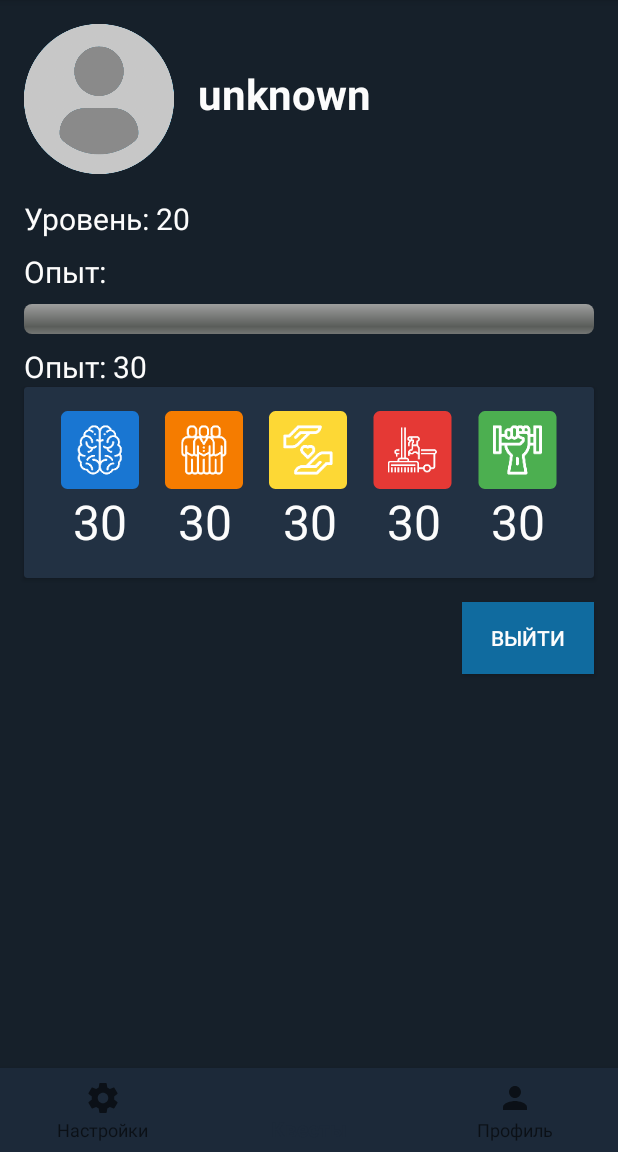
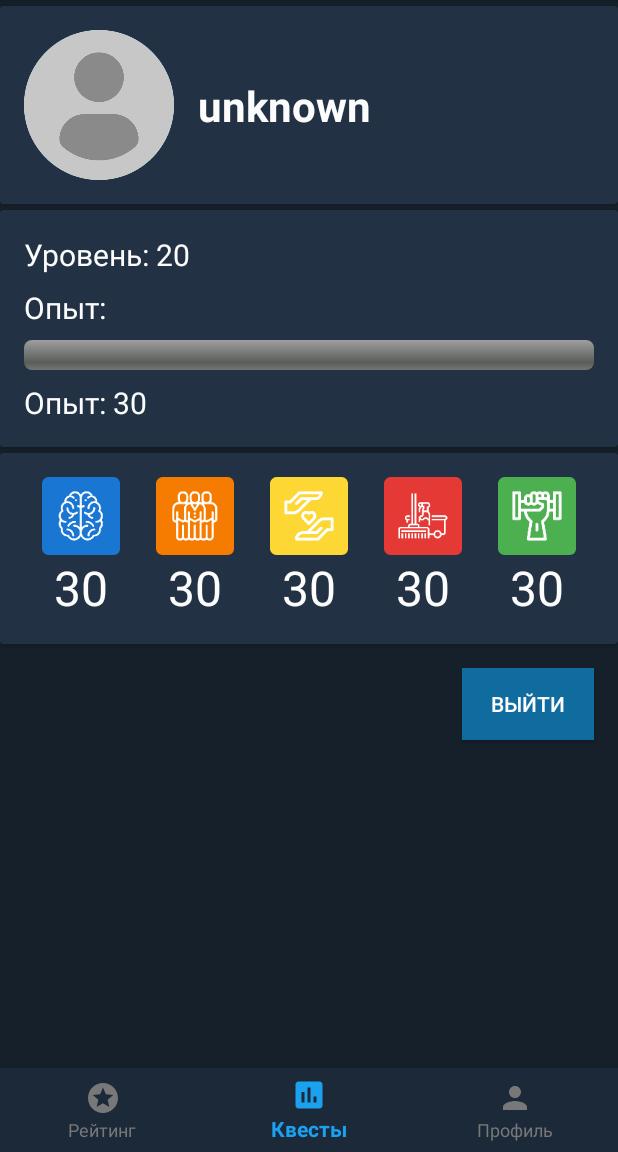
Before and after one commit to antihypecorp/TestProject2, an Android app: the fragment DashFragment placed in its activity, on a phone screen of 412 x 824 dp, the part 84-1236 px from its top. Run offline under Robolectric (Android 15) with nearby library versions, the phone set to English and light mode, and no system bars; our stand-ins replace Room's generated code; libraries missing offline, so code that uses them is left out: android.arch.persistence, com.sasank.roundedhorizontalprogress; plain views replace RoundedHorizontalProgressBar; 4 statements that could not run were skipped.

Commit message:
Увше скуфеу ефыл игеещт2

```diff
--- a/app/src/main/java/com/example/korzhik/testproject/DashFragment.java
+++ b/app/src/main/java/com/example/korzhik/testproject/DashFragment.java
@@ -17,6 +17,8 @@ import android.widget.Button;
 import android.widget.ImageView;
 import android.widget.TextView;
 import android.widget.Toast;
+
+import com.sasank.roundedhorizontalprogress.RoundedHorizontalProgressBar;
 
 import java.io.IOException;
 import java.util.List;
@@ -40,6 +42,7 @@ public class DashFragment extends Fragment {//профиль
     private TextView homeValue;
     private TextView healthValue;
     private Button btnLogout;
+    private RoundedHorizontalProgressBar pb;
 
     public String fullname;
     public int common;
@@ -58,6 +61,7 @@ public class DashFragment extends Fragment {//профиль
     ImageView chars[] = new ImageView[5];
 
     View v;
+    private StoreProfileInfo spi;
 
     @Nullable
     @Override
@@ -95,6 +99,8 @@ public class DashFragment extends Fragment {//профиль
         chars[3] = v.findViewById(R.id.char_housekeeping);
         chars[4] = v.findViewById(R.id.char_health);
 
+        pb = v.findViewById(R.id.exp_bar);
+
         iqValue = v.findViewById(R.id.value_intelligence);
         socialValue = v.findViewById(R.id.value_social);
         charityValue = v.findViewById(R.id.value_friendly);
@@ -112,6 +118,20 @@ public class DashFragment extends Fragment {//профиль
 
         btnLogout = v.findViewById(R.id.button_logout);
 
+
+
+        float numbar = number;
+        float maxlvl = (number / 100 + 1) * 100;
+        float barint = (numbar / maxlvl) * 100;
+        pb.animateProgress(1000, 0, 80);
+
+
+//        spi = new StoreProfileInfo();
+//        try {
+//            spi.getAndSaveProfileInfo(getActivity().getApplicationContext());
+//        } catch (IOException e) {
+//            e.printStackTrace();
+//        }
 
 
         // Кнопка выхода
--- /dev/null
+++ b/app/src/main/java/com/example/korzhik/testproject/ExitDialog.java
@@ -0,0 +1,29 @@
+package com.example.korzhik.testproject;
+
+import android.app.AlertDialog;
+import android.app.Dialog;
+import android.content.DialogInterface;
+import android.os.Bundle;
+import android.support.v4.app.DialogFragment;
+
+public class ExitDialog extends DialogFragment {
+    @Override
+    public Dialog onCreateDialog(Bundle savedInstanceState) {
+        AlertDialog.Builder builder = new AlertDialog.Builder(getActivity());
+
+        builder.setMessage("Вы действительно хотите выйти?")
+                .setPositiveButton("ДА", new DialogInterface.OnClickListener() {
+                    public void onClick(DialogInterface dialog, int id) {
+                        getActivity().finish();
+                        getActivity().moveTaskToBack(true);
+
+                    }
+                })
+                .setNegativeButton("НЕТ", new DialogInterface.OnClickListener() {
+                    public void onClick(DialogInterface dialog, int id) {
+                    }
+                });
+        return builder.create();
+    }
+
+}
--- a/app/src/main/java/com/example/korzhik/testproject/LoginActivity.java
+++ b/app/src/main/java/com/example/korzhik/testproject/LoginActivity.java
@@ -37,7 +37,6 @@ public class LoginActivity extends AppCompatActivity {
         super.onCreate(savedInstanceState);
         setContentView(R.layout.activity_login);
         spi = new StoreProfileInfo();
-
         // К приватным переменным привязываем элементы верстки
         etUsername = findViewById(R.id.etUsername);
         etPassword = findViewById(R.id.etPassword);
--- a/app/src/main/java/com/example/korzhik/testproject/LoginMainActivity.java
+++ b/app/src/main/java/com/example/korzhik/testproject/LoginMainActivity.java
@@ -2,11 +2,9 @@ package com.example.korzhik.testproject;
 
 import android.content.Intent;
 import android.content.SharedPreferences;
+import android.os.Bundle;
 import android.preference.PreferenceManager;
 import android.support.v7.app.AppCompatActivity;
-import android.os.Bundle;
-import android.widget.Button;
-import android.widget.Toast;
 
 import java.io.IOException;
 
@@ -40,9 +38,7 @@ public class LoginMainActivity extends AppCompatActivity {
         username = preferences.getString("username", "unknown");
         token = preferences.getString("token", "unknown");
 
-        sqi.getAndSaveQuestInfo( getApplication() );
-
-
+        sqi.getAndSaveQuestInfo(getApplication());
 
 
         // Начали запрос
@@ -75,7 +71,7 @@ public class LoginMainActivity extends AppCompatActivity {
                         Intent intentEnter = new Intent(
                                 LoginMainActivity.this,
                                 MainActivity.class);
-                            startActivity(intentEnter);
+                        startActivity(intentEnter);
                     }
                 } catch (IOException e) {
                     e.printStackTrace();
@@ -93,6 +89,8 @@ public class LoginMainActivity extends AppCompatActivity {
 
     @Override
     public void onBackPressed() {
+        finish();
+    }
 
-    }
+
 }
--- a/app/src/main/java/com/example/korzhik/testproject/MainActivity.java
+++ b/app/src/main/java/com/example/korzhik/testproject/MainActivity.java
@@ -1,8 +1,12 @@
 package com.example.korzhik.testproject;
 
+import android.app.AlertDialog;
+import android.app.Dialog;
+import android.content.DialogInterface;
 import android.os.Bundle;
 import android.support.annotation.NonNull;
 import android.support.design.widget.BottomNavigationView;
+import android.support.v4.app.DialogFragment;
 import android.support.v4.app.Fragment;
 import android.support.v7.app.AppCompatActivity;
 import android.view.MenuItem;
@@ -19,7 +23,7 @@ public class MainActivity extends AppCompatActivity {
         public boolean onNavigationItemSelected(@NonNull MenuItem item) {
             Fragment selectedFragment = null;
             switch (item.getItemId()) {
-                case R.id.navigation_settings:
+                case R.id.navigation_top:
                     selectedFragment = new NotifFragment();
                     break;
                 case R.id.navigation_tasks:
@@ -58,6 +62,9 @@ public class MainActivity extends AppCompatActivity {
 
     @Override
     public void onBackPressed() {
+        ExitDialog exitDialog = new ExitDialog();
+        exitDialog.show(getSupportFragmentManager(), "Exit dialog");
 
     }
+
 }
--- /dev/null
+++ b/app/src/main/res/drawable/bottom_navigation_colors.xml
@@ -0,0 +1,9 @@
+<?xml version="1.0" encoding="utf-8"?>
+<selector xmlns:android="http://schemas.android.com/apk/res/android">
+    <item android:state_checked="true"
+        android:color="@color/colorAccent"
+        />
+    <item android:state_checked="false"
+        android:color="@color/colorTextHint"
+        />
+</selector>
--- /dev/null
+++ b/app/src/main/res/drawable/ic_stars_black_24dp.xml
@@ -0,0 +1,9 @@
+<vector xmlns:android="http://schemas.android.com/apk/res/android"
+        android:width="24dp"
+        android:height="24dp"
+        android:viewportWidth="24.0"
+        android:viewportHeight="24.0">
+    <path
+        android:fillColor="#FF000000"
+        android:pathData="M11.99,2C6.47,2 2,6.48 2,12s4.47,10 9.99,10C17.52,22 22,17.52 22,12S17.52,2 11.99,2zM16.23,18L12,15.45 7.77,18l1.12,-4.81 -3.73,-3.23 4.92,-0.42L12,5l1.92,4.53 4.92,0.42 -3.73,3.23L16.23,18z"/>
+</vector>
--- a/app/src/main/res/layout/activity_login_main.xml
+++ b/app/src/main/res/layout/activity_login_main.xml
@@ -7,5 +7,13 @@
     tools:context=".LoginMainActivity"
     android:background="@color/colorPrimaryDark">
 
+    <ProgressBar
+        android:layout_width="64dp"
+        android:layout_height="64dp"
+        app:layout_constraintBottom_toBottomOf="parent"
+        app:layout_constraintEnd_toEndOf="parent"
+        app:layout_constraintStart_toStartOf="parent"
+        app:layout_constraintTop_toTopOf="parent" />
+
 
 </android.support.constraint.ConstraintLayout>
--- a/app/src/main/res/layout/activity_main.xml
+++ b/app/src/main/res/layout/activity_main.xml
@@ -24,6 +24,8 @@
         app:layout_constraintLeft_toLeftOf="parent"
         app:layout_constraintRight_toRightOf="parent"
         app:menu="@menu/navigation"
+        app:itemIconTint="@drawable/bottom_navigation_colors"
+        app:itemTextColor="@drawable/bottom_navigation_colors"
         />
 
 </RelativeLayout>
--- a/app/src/main/res/layout/fragment_dash.xml
+++ b/app/src/main/res/layout/fragment_dash.xml
@@ -1,19 +1,37 @@
 <?xml version="1.0" encoding="utf-8"?>
-<android.support.constraint.ConstraintLayout xmlns:android="http://schemas.android.com/apk/res/android"
+<ScrollView xmlns:android="http://schemas.android.com/apk/res/android"
     xmlns:app="http://schemas.android.com/apk/res-auto"
-    xmlns:tools="http://schemas.android.com/tools"
-    android:id="@+id/great_profile"
     android:layout_width="match_parent"
     android:layout_height="match_parent"
     android:background="@color/colorBackground">
 
+    <android.support.constraint.ConstraintLayout
+        android:id="@+id/great_profile"
+        android:layout_width="match_parent"
+        android:layout_height="match_parent"
+        >
+
+
+        <android.support.v7.widget.CardView
+            android:id="@+id/name_container"
+            android:layout_width="match_parent"
+            android:layout_height="wrap_content"
+            android:layout_marginTop="4dp"
+            app:cardBackgroundColor="@color/colorCardBackground"
+            app:layout_constraintBottom_toTopOf="@id/exp_container"
+            app:layout_constraintEnd_toEndOf="parent"
+            app:layout_constraintStart_toStartOf="parent"
+            app:layout_constraintTop_toTopOf="parent">
+
+            <android.support.constraint.ConstraintLayout
+                android:layout_width="match_parent"
+                android:layout_height="match_parent"
+                android:layout_margin="16dp">
 
                 <ImageView
                     android:id="@+id/avatar"
                     android:layout_width="100dp"
                     android:layout_height="100dp"
-        android:layout_marginStart="16dp"
-        android:layout_marginTop="16dp"
                     app:layout_constraintStart_toStartOf="parent"
                     app:layout_constraintTop_toTopOf="parent"
                     app:srcCompat="@drawable/profileicon" />
@@ -23,51 +41,66 @@
                     android:layout_width="0dp"
                     android:layout_height="wrap_content"
                     android:layout_marginStart="16dp"
-        android:layout_marginTop="16dp"
                     android:layout_marginEnd="8dp"
-        android:layout_marginBottom="8dp"
                     android:text="Имя"
+                    android:textColor="@color/colorText"
                     android:textSize="28sp"
                     android:textStyle="bold"
-        android:textColor="@color/colorText"
-        app:layout_constraintBottom_toTopOf="@+id/level"
+                    app:layout_constraintBottom_toBottomOf="parent"
                     app:layout_constraintEnd_toEndOf="parent"
                     app:layout_constraintStart_toEndOf="@id/avatar"
                     app:layout_constraintTop_toTopOf="parent"
                     app:layout_constraintVertical_chainStyle="packed" />
 
+            </android.support.constraint.ConstraintLayout>
+
+        </android.support.v7.widget.CardView>
+
+
+        <android.support.v7.widget.CardView
+            android:id="@+id/exp_container"
+            android:layout_width="match_parent"
+            android:layout_height="wrap_content"
+            android:layout_marginTop="4dp"
+            app:cardBackgroundColor="@color/colorCardBackground"
+            app:layout_constraintBottom_toTopOf="@+id/chars_container"
+            app:layout_constraintEnd_toEndOf="parent"
+            app:layout_constraintStart_toStartOf="parent"
+            app:layout_constraintTop_toBottomOf="@id/name_container">
+
+            <android.support.constraint.ConstraintLayout
+                android:layout_width="match_parent"
+                android:layout_height="match_parent"
+                android:layout_margin="16dp">
+
+
                 <TextView
                     android:id="@+id/level"
                     android:layout_width="match_parent"
                     android:layout_height="wrap_content"
-        android:paddingStart="16dp"
-        android:paddingTop="16dp"
                     android:text="Уровень: 10"
+                    android:textColor="@color/colorText"
                     android:textSize="20sp"
                     app:layout_constraintStart_toStartOf="parent"
-        app:layout_constraintTop_toBottomOf="@id/avatar"
-        android:textColor="@color/colorText"/>
+                    app:layout_constraintTop_toTopOf="parent" />
 
                 <TextView
                     android:id="@+id/exp_text"
                     android:layout_width="match_parent"
                     android:layout_height="wrap_content"
-        android:paddingStart="16dp"
                     android:paddingTop="8dp"
                     android:text="Опыт:"
+                    android:textColor="@color/colorText"
                     android:textSize="20sp"
                     app:layout_constraintStart_toStartOf="parent"
-        app:layout_constraintTop_toBottomOf="@id/level"
-        android:textColor="@color/colorText"/>
+                    app:layout_constraintTop_toBottomOf="@id/level" />
 
                 <com.sasank.roundedhorizontalprogress.RoundedHorizontalProgressBar
                     android:id="@+id/exp_bar"
                     style="@android:style/Widget.ProgressBar.Horizontal"
                     android:layout_width="match_parent"
                     android:layout_height="wrap_content"
-        android:layout_marginStart="16dp"
                     android:layout_marginTop="8dp"
-        android:layout_marginEnd="16dp"
                     app:layout_constraintStart_toStartOf="parent"
                     app:layout_constraintTop_toBottomOf="@id/exp_text" />
 
@@ -75,24 +108,27 @@
                     android:id="@+id/quests_text"
                     android:layout_width="match_parent"
                     android:layout_height="wrap_content"
-        android:paddingStart="16dp"
                     android:paddingTop="8dp"
                     android:text="Выполнено квестов: 49"
+                    android:textColor="@color/colorText"
                     android:textSize="20sp"
                     app:layout_constraintStart_toStartOf="parent"
-        app:layout_constraintTop_toBottomOf="@id/exp_bar"
-        android:textColor="@color/colorText"/>
+                    app:layout_constraintTop_toBottomOf="@id/exp_bar" />
+            </android.support.constraint.ConstraintLayout>
+
+
+        </android.support.v7.widget.CardView>
+
 
         <android.support.v7.widget.CardView
             android:id="@+id/chars_container"
             android:layout_width="match_parent"
             android:layout_height="wrap_content"
-        android:layout_marginStart="16dp"
-        android:layout_marginEnd="16dp"
+            android:layout_marginTop="4dp"
+            app:cardBackgroundColor="@color/colorCardBackground"
             app:layout_constraintEnd_toEndOf="parent"
             app:layout_constraintStart_toStartOf="parent"
-        app:layout_constraintTop_toBottomOf="@+id/quests_text"
-        app:cardBackgroundColor="@color/colorCardBackground">
+            app:layout_constraintTop_toBottomOf="@id/exp_container">
 
             <android.support.constraint.ConstraintLayout
                 android:layout_width="match_parent"
@@ -110,8 +146,7 @@
                     android:layout_marginBottom="16dp"
                     android:orientation="horizontal"
                     app:layout_constraintEnd_toEndOf="parent"
-                app:layout_constraintStart_toStartOf="parent"
-                >
+                    app:layout_constraintStart_toStartOf="parent">
 
                     <ImageView
                         android:id="@+id/char_intelligence"
@@ -164,8 +199,8 @@
                         android:layout_weight="1"
                         android:text="10"
                         android:textAlignment="center"
-                    android:textSize="32sp"
-                    android:textColor="@color/colorText"/>
+                        android:textColor="@color/colorText"
+                        android:textSize="32sp" />
 
                     <TextView
                         android:id="@+id/value_social"
@@ -174,8 +209,8 @@
                         android:layout_weight="1"
                         android:text="10"
                         android:textAlignment="center"
-                    android:textSize="32sp"
-                    android:textColor="@color/colorText"/>
+                        android:textColor="@color/colorText"
+                        android:textSize="32sp" />
 
                     <TextView
                         android:id="@+id/value_friendly"
@@ -184,8 +219,8 @@
                         android:layout_weight="1"
                         android:text="10"
                         android:textAlignment="center"
-                    android:textSize="32sp"
-                    android:textColor="@color/colorText"/>
+                        android:textColor="@color/colorText"
+                        android:textSize="32sp" />
 
                     <TextView
                         android:id="@+id/value_housekeeping"
@@ -194,8 +229,8 @@
                         android:layout_weight="1"
                         android:text="10"
                         android:textAlignment="center"
-                    android:textSize="32sp"
-                    android:textColor="@color/colorText"/>
+                        android:textColor="@color/colorText"
+                        android:textSize="32sp" />
 
                     <TextView
                         android:id="@+id/value_health"
@@ -204,8 +239,8 @@
                         android:layout_weight="1"
                         android:text="10"
                         android:textAlignment="center"
-                    android:textSize="32sp"
-                    android:textColor="@color/colorText"/>
+                        android:textColor="@color/colorText"
+                        android:textSize="32sp" />
                 </LinearLayout>
             </android.support.constraint.ConstraintLayout>
         </android.support.v7.widget.CardView>
@@ -216,11 +251,20 @@
             android:layout_width="wrap_content"
             android:layout_height="wrap_content"
             android:layout_margin="16dp"
+            android:background="@color/buttonThree"
             android:text="ВЫЙТИ"
-        app:layout_constraintTop_toBottomOf="@id/chars_container"
+            android:textColor="@color/colorText"
             app:layout_constraintEnd_toEndOf="parent"
-        android:textColor="@color/colorText"
-        android:background="@color/buttonThree"/>
+            app:layout_constraintTop_toBottomOf="@id/chars_container" />
+
+        <TextView
+            android:layout_width="match_parent"
+            android:layout_height="wrap_content"
+            app:layout_constraintTop_toBottomOf="@id/button_logout"
+            app:layout_constraintEnd_toEndOf="parent"
+            app:layout_constraintStart_toStartOf="parent"
+            android:text="\n \n \n"/>
 
 
     </android.support.constraint.ConstraintLayout>
+</ScrollView>
--- a/app/src/main/res/layout/fragment_notif.xml
+++ b/app/src/main/res/layout/fragment_notif.xml
@@ -4,16 +4,9 @@
     xmlns:tools="http://schemas.android.com/tools"
     android:layout_height="match_parent"
     android:layout_width="match_parent"
-    android:orientation="vertical">
+    android:orientation="vertical"
+    android:background="@color/colorBackground">
 
-    <Button
-        android:id="@+id/button"
-        android:layout_width="wrap_content"
-        android:layout_height="wrap_content"
-        android:text="Выйти"
-        app:layout_constraintBottom_toBottomOf="parent"
-        app:layout_constraintEnd_toEndOf="parent"
-        app:layout_constraintStart_toStartOf="parent"
-        app:layout_constraintTop_toTopOf="parent" />
+
 
 </android.support.constraint.ConstraintLayout>
--- a/app/src/main/res/menu/navigation.xml
+++ b/app/src/main/res/menu/navigation.xml
@@ -2,9 +2,9 @@
 <menu xmlns:android="http://schemas.android.com/apk/res/android">
 
     <item
-        android:id="@+id/navigation_settings"
-        android:icon="@drawable/ic_settings_black_24dp"
-        android:title="@string/title_settings" />
+        android:id="@+id/navigation_top"
+        android:icon="@drawable/ic_stars_black_24dp"
+        android:title="@string/title_top" />
 
     <item
         android:id="@+id/navigation_tasks"
--- a/app/src/main/res/values/strings.xml
+++ b/app/src/main/res/values/strings.xml
@@ -1,6 +1,6 @@
 <resources>
     <string name="app_name">Daily Quest</string>
-    <string name="title_settings">Настройки</string>
+    <string name="title_top">Рейтинг</string>
     <string name="title_tasks">Квесты</string>
     <string name="title_profile">Профиль</string>
     <string name="title_activity_quest">QuestActivity</string>
```
Lines whose indentation alone changed are shown as unchanged.
